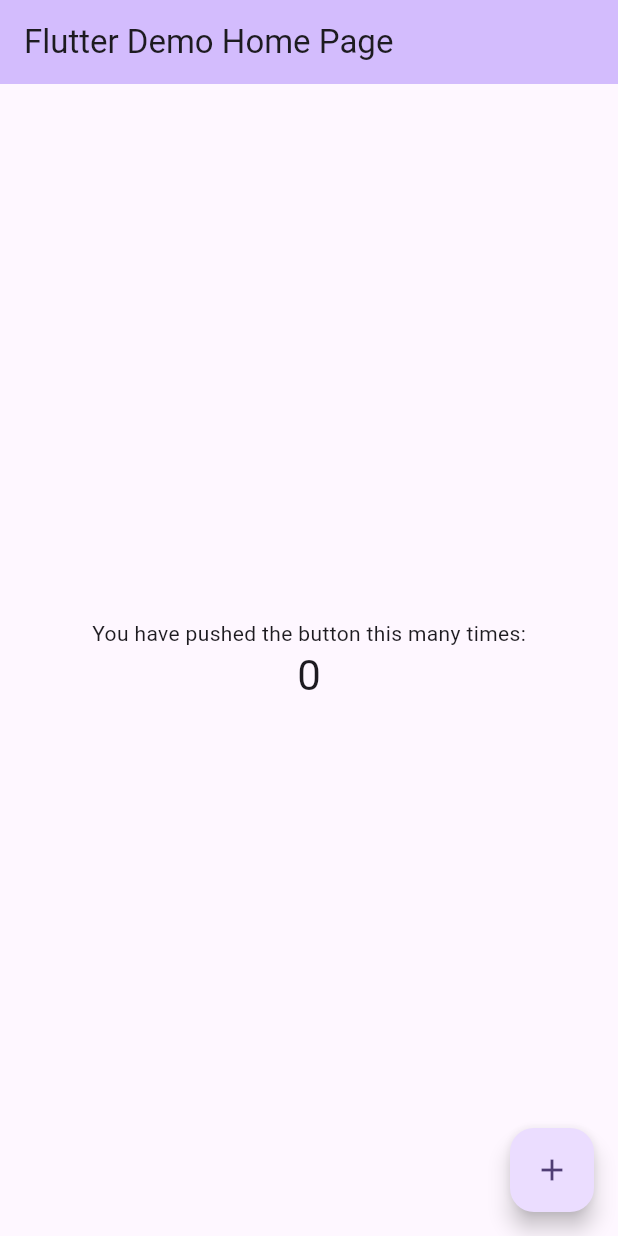
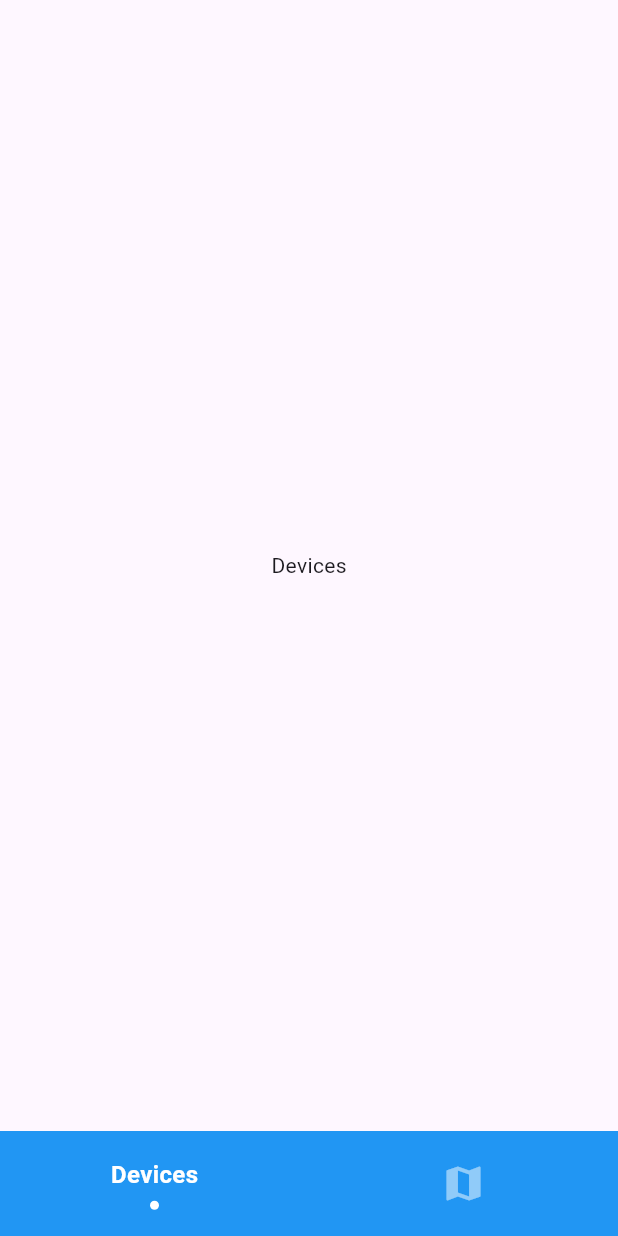
Before and after one commit to ACLAB-HCMUT/Thesis_UWB_Indoor_Navigator, a Flutter app: the screen it shows after launch, on a phone screen of 412 x 824 dp. Run offline on Flutter 3.47's test engine with Material 3 defaults, Android fonts, the phone set to English and light mode, and no system bars; drawn by our look-alikes of sliding_clipped_nav_bar; our stand-ins replace go_router.

Commit message:
insert navigation function

```diff
--- a/uwb_app/lib/main.dart
+++ b/uwb_app/lib/main.dart
@@ -1,125 +1,20 @@
 import 'package:flutter/material.dart';
+import 'package:uwb_app/navigation/app_navigation.dart';
+import 'package:uwb_app/views/view_devices.dart';
+import 'package:uwb_app/views/view_map.dart';
+import 'package:uwb_app/views/wrapper/main_wrapper.dart';
 
 void main() {
   runApp(const MyApp());
 }
 
 class MyApp extends StatelessWidget {
-  const MyApp({super.key});
+  const MyApp({super.key}) ;
 
-  // This widget is the root of your application.
   @override
   Widget build(BuildContext context) {
-    return MaterialApp(
-      title: 'Flutter Demo',
-      theme: ThemeData(
-        // This is the theme of your application.
-        //
-        // TRY THIS: Try running your application with "flutter run". You'll see
-        // the application has a purple toolbar. Then, without quitting the app,
-        // try changing the seedColor in the colorScheme below to Colors.green
-        // and then invoke "hot reload" (save your changes or press the "hot
-        // reload" button in a Flutter-supported IDE, or press "r" if you used
-        // the command line to start the app).
-        //
-        // Notice that the counter didn't reset back to zero; the application
-        // state is not lost during the reload. To reset the state, use hot
-        // restart instead.
-        //
-        // This works for code too, not just values: Most code changes can be
-        // tested with just a hot reload.
-        colorScheme: ColorScheme.fromSeed(seedColor: Colors.deepPurple),
-        useMaterial3: true,
-      ),
-      home: const MyHomePage(title: 'Flutter Demo Home Page'),
+    return MaterialApp.router(
+      routerConfig: AppNavigation.router,
     );
   }
 }
-
-class MyHomePage extends StatefulWidget {
-  const MyHomePage({super.key, required this.title});
-
-  // This widget is the home page of your application. It is stateful, meaning
-  // that it has a State object (defined below) that contains fields that affect
-  // how it looks.
-
-  // This class is the configuration for the state. It holds the values (in this
-  // case the title) provided by the parent (in this case the App widget) and
-  // used by the build method of the State. Fields in a Widget subclass are
-  // always marked "final".
-
-  final String title;
-
-  @override
-  State<MyHomePage> createState() => _MyHomePageState();
-}
-
-class _MyHomePageState extends State<MyHomePage> {
-  int _counter = 0;
-
-  void _incrementCounter() {
-    setState(() {
-      // This call to setState tells the Flutter framework that something has
-      // changed in this State, which causes it to rerun the build method below
-      // so that the display can reflect the updated values. If we changed
-      // _counter without calling setState(), then the build method would not be
-      // called again, and so nothing would appear to happen.
-      _counter++;
-    });
-  }
-
-  @override
-  Widget build(BuildContext context) {
-    // This method is rerun every time setState is called, for instance as done
-    // by the _incrementCounter method above.
-    //
-    // The Flutter framework has been optimized to make rerunning build methods
-    // fast, so that you can just rebuild anything that needs updating rather
-    // than having to individually change instances of widgets.
-    return Scaffold(
-      appBar: AppBar(
-        // TRY THIS: Try changing the color here to a specific color (to
-        // Colors.amber, perhaps?) and trigger a hot reload to see the AppBar
-        // change color while the other colors stay the same.
-        backgroundColor: Theme.of(context).colorScheme.inversePrimary,
-        // Here we take the value from the MyHomePage object that was created by
-        // the App.build method, and use it to set our appbar title.
-        title: Text(widget.title),
-      ),
-      body: Center(
-        // Center is a layout widget. It takes a single child and positions it
-        // in the middle of the parent.
-        child: Column(
-          // Column is also a layout widget. It takes a list of children and
-          // arranges them vertically. By default, it sizes itself to fit its
-          // children horizontally, and tries to be as tall as its parent.
-          //
-          // Column has various properties to control how it sizes itself and
-          // how it positions its children. Here we use mainAxisAlignment to
-          // center the children vertically; the main axis here is the vertical
-          // axis because Columns are vertical (the cross axis would be
-          // horizontal).
-          //
-          // TRY THIS: Invoke "debug painting" (choose the "Toggle Debug Paint"
-          // action in the IDE, or press "p" in the console), to see the
-          // wireframe for each widget.
-          mainAxisAlignment: MainAxisAlignment.center,
-          children: <Widget>[
-            const Text(
-              'You have pushed the button this many times:',
-            ),
-            Text(
-              '$_counter',
-              style: Theme.of(context).textTheme.headlineMedium,
-            ),
-          ],
-        ),
-      ),
-      floatingActionButton: FloatingActionButton(
-        onPressed: _incrementCounter,
-        tooltip: 'Increment',
-        child: const Icon(Icons.add),
-      ), // This trailing comma makes auto-formatting nicer for build methods.
-    );
-  }
-}
--- /dev/null
+++ b/uwb_app/lib/navigation/app_navigation.dart
@@ -0,0 +1,43 @@
+import 'package:flutter/cupertino.dart';
+import 'package:go_router/go_router.dart';
+import 'package:uwb_app/views/view_devices.dart';
+import 'package:uwb_app/views/view_map.dart';
+import 'package:uwb_app/views/wrapper/main_wrapper.dart';
+
+class AppNavigation {
+  AppNavigation._();
+  static String initRoute = '/devices';
+
+  static final GoRouter router = GoRouter(
+    initialLocation: initRoute,
+    routes: <RouteBase> [
+      StatefulShellRoute.indexedStack(
+        builder: (context, state, navigationShell) {
+          return MainWrapper(
+            navigationShell: navigationShell,
+          );
+        },
+        branches: <StatefulShellBranch> [
+          StatefulShellBranch(
+            routes: <RouteBase> [
+              GoRoute(
+                path: '/devices',
+                name: 'Devices',
+                builder: (context, state) => const ViewDevices(),
+              )
+            ]
+          ),
+          StatefulShellBranch(
+              routes: <RouteBase> [
+                GoRoute(
+                  path: '/map-of-room',
+                  name: 'MapOfRoom',
+                  builder: (context, state) => const ViewMap(),
+                )
+              ]
+          )
+        ]
+      )
+    ]
+  );
+}
--- /dev/null
+++ b/uwb_app/lib/views/view_devices.dart
@@ -0,0 +1,19 @@
+import 'package:flutter/material.dart';
+
+class ViewDevices extends StatefulWidget {
+  const ViewDevices({super.key});
+
+  @override
+  State<ViewDevices> createState() => _ViewDevicesState();
+}
+
+class _ViewDevicesState extends State<ViewDevices> {
+  @override
+  Widget build(BuildContext context) {
+    return const Scaffold(
+      body: Center(
+        child: Text('Devices'),
+      ),
+    );
+  }
+}
--- /dev/null
+++ b/uwb_app/lib/views/view_map.dart
@@ -0,0 +1,19 @@
+import 'package:flutter/material.dart';
+
+class ViewMap extends StatefulWidget {
+  const ViewMap({super.key});
+
+  @override
+  State<ViewMap> createState() => _ViewMap();
+}
+
+class _ViewMap extends State<ViewMap> {
+  @override
+  Widget build(BuildContext context) {
+    return const Scaffold(
+      body: Center(
+        child: Text('Map'),
+      ),
+    );
+  }
+}
--- /dev/null
+++ b/uwb_app/lib/views/wrapper/main_wrapper.dart
@@ -0,0 +1,51 @@
+import 'package:flutter/material.dart';
+import 'package:go_router/go_router.dart';
+import 'package:sliding_clipped_nav_bar/sliding_clipped_nav_bar.dart';
+
+class MainWrapper extends StatefulWidget {
+  const MainWrapper({
+    required this.navigationShell,
+    super.key,
+  });
+
+  final StatefulNavigationShell navigationShell;
+  @override
+  State<MainWrapper> createState() => _MainWrapperState();
+}
+
+class _MainWrapperState extends State<MainWrapper> {
+  int selectedIndex = 0;
+  void _goBranch (int index) {
+    widget.navigationShell.goBranch (
+      index,
+      initialLocation: index == widget.navigationShell.currentIndex,
+    );
+  }
+  @override
+  Widget build(BuildContext context) {
+    return Scaffold(
+      body: SizedBox(
+        width: double.infinity,
+        height: double.infinity,
+        child: widget.navigationShell,
+      ),
+      bottomNavigationBar: SlidingClippedNavBar(
+        iconSize: 30,
+        activeColor: Colors.white,
+        selectedIndex: selectedIndex,
+        backgroundColor: Colors.blue,
+        onButtonPressed: (index) {
+          setState(() {
+            selectedIndex = index;
+          });
+          _goBranch(index);
+        },
+        barItems: [
+          BarItem(icon: Icons.devices, title: 'Devices'),
+          BarItem(icon: Icons.map, title: 'Map'),
+        ],
+      ),
+
+    );
+  }
+}
```
Also changed, not shown: 1 other file.
